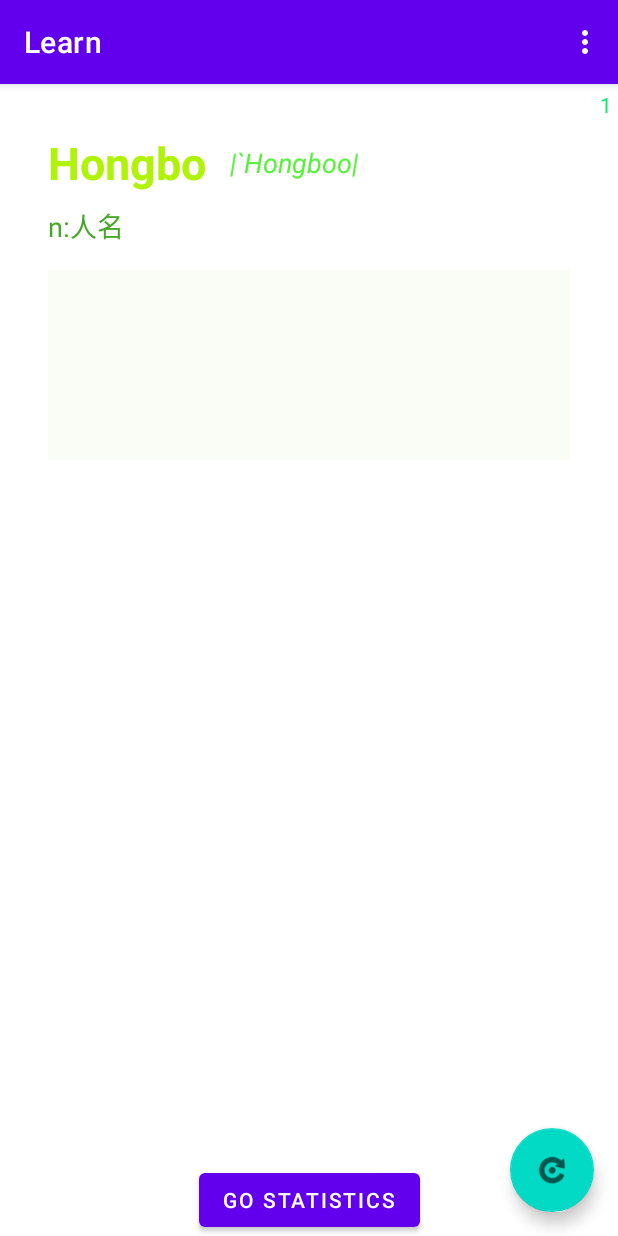
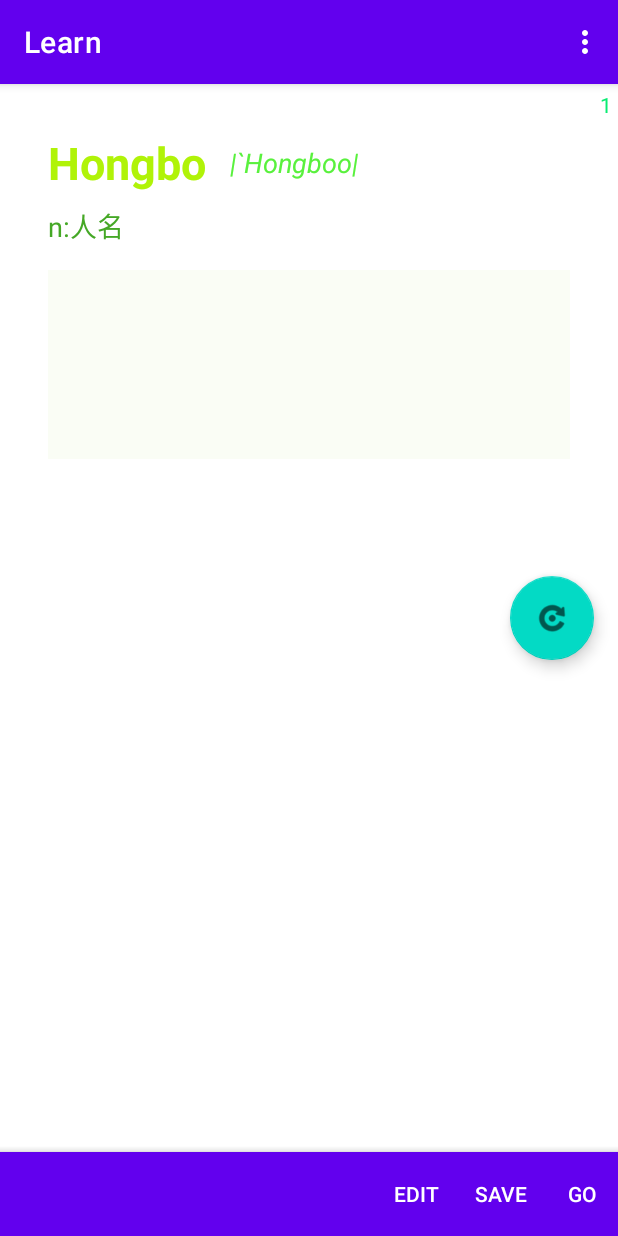
Before and after one commit to zhaohongbogit/english, an Android app: the screen it shows after launch (MainActivity), on a phone screen of 412 x 824 dp. Run offline under Robolectric (Android 15) with nearby library versions, the phone set to English and light mode, and no system bars; our stand-ins replace Room's generated code, navigation-ui.

Commit message:
底部菜单栏

```diff
--- a/app/src/main/java/tk/hb/english/FirstFragment.kt
+++ b/app/src/main/java/tk/hb/english/FirstFragment.kt
@@ -4,7 +4,6 @@ import android.os.Bundle
 import android.view.LayoutInflater
 import android.view.View
 import android.view.ViewGroup
-import android.widget.Button
 import androidx.fragment.app.Fragment
 import androidx.lifecycle.Observer
 import androidx.lifecycle.ViewModelProvider
@@ -33,9 +32,14 @@ class FirstFragment : Fragment() {
 
     override fun onViewCreated(view: View, savedInstanceState: Bundle?) {
         super.onViewCreated(view, savedInstanceState)
-
-        view.findViewById<Button>(R.id.button_first).setOnClickListener {
-            findNavController().navigate(R.id.action_FirstFragment_to_SecondFragment)
+        //底部菜单
+        bottomAppBar.setOnMenuItemClickListener {
+            when (it.itemId) {
+                R.id.bottomGo -> {
+                    findNavController().navigate(R.id.action_FirstFragment_to_SecondFragment)
+                }
+            }
+            true
         }
     }
 
--- a/app/src/main/res/layout/activity_main.xml
+++ b/app/src/main/res/layout/activity_main.xml
@@ -26,7 +26,7 @@
         android:id="@+id/fab"
         android:layout_width="wrap_content"
         android:layout_height="wrap_content"
-        android:layout_gravity="bottom|end"
+        android:layout_gravity="center|end"
         android:layout_margin="@dimen/fab_margin"
         app:srcCompat="@android:drawable/ic_menu_rotate" />
 
--- a/app/src/main/res/layout/fragment_first.xml
+++ b/app/src/main/res/layout/fragment_first.xml
@@ -1,7 +1,11 @@
 <?xml version="1.0" encoding="utf-8"?>
-<androidx.constraintlayout.widget.ConstraintLayout xmlns:android="http://schemas.android.com/apk/res/android"
+<androidx.coordinatorlayout.widget.CoordinatorLayout xmlns:android="http://schemas.android.com/apk/res/android"
     xmlns:app="http://schemas.android.com/apk/res-auto"
     xmlns:tools="http://schemas.android.com/tools"
+    android:layout_width="match_parent"
+    android:layout_height="match_parent">
+
+    <androidx.constraintlayout.widget.ConstraintLayout
         android:layout_width="match_parent"
         android:layout_height="match_parent"
         tools:context=".FirstFragment">
@@ -66,15 +70,6 @@
             app:layout_constraintTop_toBottomOf="@+id/textView3"
             tools:text="I love English" />
 
-    <Button
-        android:id="@+id/button_first"
-        android:layout_width="wrap_content"
-        android:layout_height="wrap_content"
-        android:text="@string/next"
-        app:layout_constraintBottom_toBottomOf="parent"
-        app:layout_constraintEnd_toEndOf="parent"
-        app:layout_constraintStart_toStartOf="parent" />
-
         <TextView
             android:id="@+id/textView4"
             android:layout_width="wrap_content"
@@ -85,4 +80,18 @@
             app:layout_constraintEnd_toEndOf="parent"
             app:layout_constraintTop_toTopOf="parent"
             tools:text="88" />
+
     </androidx.constraintlayout.widget.ConstraintLayout>
+
+    <com.google.android.material.bottomappbar.BottomAppBar
+        android:id="@+id/bottomAppBar"
+        style="@style/Widget.MaterialComponents.BottomAppBar.Colored"
+        android:layout_width="match_parent"
+        android:layout_height="wrap_content"
+        android:layout_gravity="bottom"
+        app:fabAlignmentMode="center"
+        app:layout_constraintBottom_toBottomOf="parent"
+        app:layout_constraintEnd_toEndOf="parent"
+        app:layout_constraintStart_toStartOf="parent"
+        app:menu="@menu/menu_learn_bottom" />
+</androidx.coordinatorlayout.widget.CoordinatorLayout>
--- /dev/null
+++ b/app/src/main/res/menu/menu_learn_bottom.xml
@@ -0,0 +1,15 @@
+<?xml version="1.0" encoding="utf-8"?>
+<menu xmlns:android="http://schemas.android.com/apk/res/android"
+    xmlns:app="http://schemas.android.com/apk/res-auto">
+
+    <item
+        android:title="Edit"
+        app:showAsAction="always|withText" />
+    <item
+        android:title="Save"
+        app:showAsAction="always|withText" />
+    <item
+        android:id="@+id/bottomGo"
+        android:title="Go"
+        app:showAsAction="always|withText" />
+</menu>
```
Lines whose indentation alone changed are shown as unchanged.
